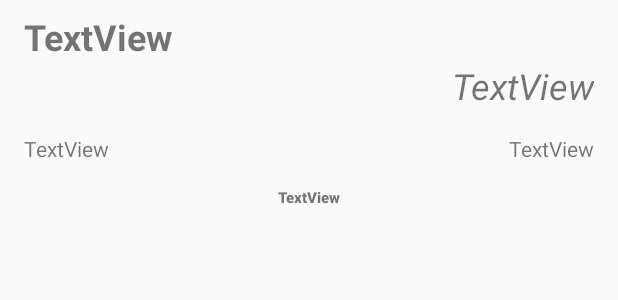
After one commit to RonJohn1414/Top10Downloader, an Android app: the layout list_record.xml on its own in the app's theme, with its tools: preview values and no code run, on a phone screen of 412 x 824 dp. The commit adds this screen. Shown: the top 300 px of the screen. Run offline under Robolectric (Android 15) with nearby library versions, the phone set to English and light mode, and no system bars; network calls fail.

Commit message:
changed layout made custom adapter

```diff
--- a/app/src/main/java/com/example/top10downloader/ParseApplications.kt
+++ b/app/src/main/java/com/example/top10downloader/ParseApplications.kt
@@ -40,7 +40,6 @@ class ParseApplications {
                                     inEntry = false
                                     currentRecord = FeedEntry()  // create a new object
                                 }
-                                "title" -> currentRecord.title = textValue
                                 "name" -> currentRecord.name = textValue
                                 "artist" -> currentRecord.artist = textValue
                                 "releasedate" -> currentRecord.releaseDate = textValue
--- /dev/null
+++ b/app/src/main/res/layout/list_record.xml
@@ -0,0 +1,71 @@
+<?xml version="1.0" encoding="utf-8"?>
+<android.support.constraint.ConstraintLayout
+        xmlns:android="http://schemas.android.com/apk/res/android"
+        xmlns:app="http://schemas.android.com/apk/res-auto"
+        xmlns:tools="http://schemas.android.com/tools"
+        android:layout_width="match_parent"
+        android:layout_height="wrap_content">
+
+    <TextView
+            android:text="TextView"
+            android:layout_width="0dp"
+            android:layout_height="wrap_content"
+            android:id="@+id/tvName"
+            android:layout_marginTop="8dp"
+            app:layout_constraintTop_toTopOf="parent"
+            app:layout_constraintStart_toStartOf="parent"
+            android:layout_marginStart="16dp"
+            app:layout_constraintEnd_toEndOf="parent"
+            android:layout_marginEnd="16dp"
+            android:textSize="24sp"
+            android:textAlignment="viewStart"
+            android:fontFamily="sans-serif"
+            android:textStyle="bold"/>
+    <TextView
+            android:text="TextView"
+            android:layout_width="0dp"
+            android:layout_height="wrap_content"
+            android:id="@+id/tvArtist"
+            app:layout_constraintStart_toStartOf="parent"
+            android:layout_marginStart="16dp"
+            app:layout_constraintEnd_toEndOf="parent"
+            android:layout_marginEnd="16dp"
+            app:layout_constraintTop_toBottomOf="@+id/tvName"
+            android:textStyle="italic"
+            android:textSize="24sp"
+            android:textAlignment="viewEnd"/>
+    <TextView
+            android:text="TextView"
+            android:layout_width="wrap_content"
+            android:layout_height="wrap_content"
+            android:id="@+id/tvReleaseDate"
+            android:textSize="14sp"
+            android:layout_marginStart="16dp"
+            app:layout_constraintStart_toStartOf="parent"
+            app:layout_constraintBaseline_toBaselineOf="@+id/tvPrice"/>
+    <TextView
+            android:text="TextView"
+            android:layout_width="wrap_content"
+            android:layout_height="wrap_content"
+            android:id="@+id/tvPrice"
+            app:layout_constraintTop_toBottomOf="@+id/tvArtist"
+            app:layout_constraintEnd_toEndOf="parent"
+            android:layout_marginEnd="16dp"
+            android:layout_marginTop="16dp"
+    />
+    <TextView
+            android:text="TextView"
+            android:layout_width="wrap_content"
+            android:layout_height="wrap_content"
+            android:id="@+id/tvRights"
+            app:layout_constraintTop_toBottomOf="@+id/tvPrice"
+            app:layout_constraintEnd_toEndOf="parent"
+            android:layout_marginEnd="16dp"
+            app:layout_constraintStart_toStartOf="parent"
+            android:layout_marginStart="16dp"
+            android:layout_marginTop="16dp"
+            android:textSize="10sp"
+            android:fontFamily="sans-serif-black"
+            app:layout_constraintBottom_toBottomOf="parent"
+            android:layout_marginBottom="24dp"/>
+</android.support.constraint.ConstraintLayout>
```
Also changed, not shown: app/src/main/java/com/example/top10downloader/FeedAdapter.kt (added, +40 -0 lines), app/src/main/java/com/example/top10downloader/MainActivity.kt (+13 -6 lines), app/src/main/res/layout/list_item.xml (+6 -3 lines).
